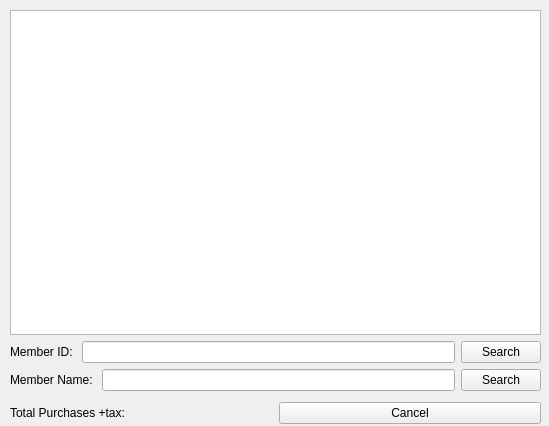
Before: the Qt Designer form memberpurchases.ui in P4TOO/BulkClub-System, drawn with Qt 5.
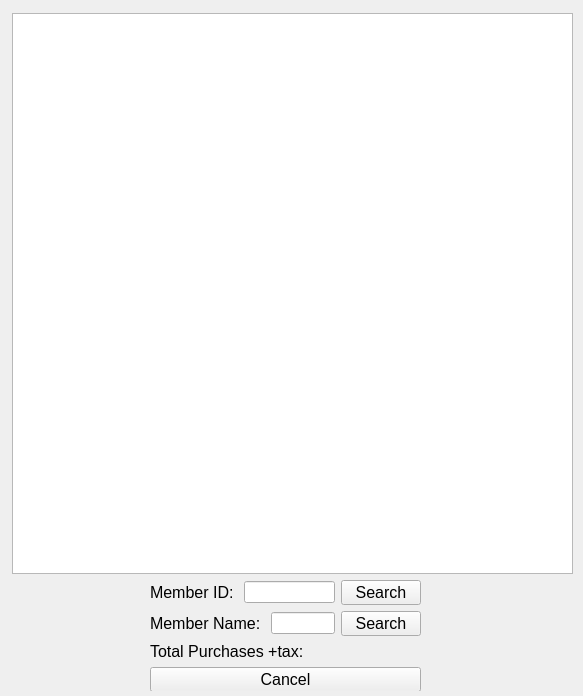
After: the same form once the commit is applied.

Commit message: added total inventory list and modified member purchases ui

Patch:
```diff
--- a/memberpurchases.ui
+++ b/memberpurchases.ui
@@ -6,32 +6,42 @@
    <rect>
     <x>0</x>
     <y>0</y>
-    <width>549</width>
-    <height>426</height>
+    <width>583</width>
+    <height>696</height>
    </rect>
   </property>
   <property name="windowTitle">
    <string>Form</string>
   </property>
-  <widget class="QWidget" name="layoutWidget">
+  <widget class="QTableView" name="tableView">
    <property name="geometry">
     <rect>
-     <x>10</x>
-     <y>10</y>
-     <width>531</width>
-     <height>381</height>
+     <x>12</x>
+     <y>13</y>
+     <width>561</width>
+     <height>561</height>
     </rect>
    </property>
-   <layout class="QVBoxLayout" name="verticalLayout_2">
-    <item>
+  </widget>
+  <widget class="QWidget" name="">
+   <property name="geometry">
+    <rect>
+     <x>150</x>
+     <y>580</y>
+     <width>271</width>
+     <height>111</height>
+    </rect>
+   </property>
      <layout class="QVBoxLayout" name="verticalLayout">
-      <item>
-       <widget class="QTableView" name="tableView"/>
-      </item>
       <item>
        <layout class="QHBoxLayout" name="horizontalLayout">
         <item>
          <widget class="QLabel" name="memberidlabel">
+        <property name="font">
+         <font>
+          <pointsize>12</pointsize>
+         </font>
+        </property>
           <property name="text">
            <string>Member ID: </string>
           </property>
@@ -42,12 +52,15 @@
         </item>
         <item>
          <widget class="QPushButton" name="idSearchButton">
+        <property name="font">
+         <font>
+          <pointsize>12</pointsize>
+         </font>
+        </property>
           <property name="text">
            <string>Search</string>
           </property>
          </widget>
-        </item>
-       </layout>
       </item>
      </layout>
     </item>
@@ -55,6 +68,11 @@
      <layout class="QHBoxLayout" name="horizontalLayout_2">
       <item>
        <widget class="QLabel" name="label_2">
+        <property name="font">
+         <font>
+          <pointsize>12</pointsize>
+         </font>
+        </property>
         <property name="text">
          <string>Member Name: </string>
         </property>
@@ -65,6 +83,11 @@
       </item>
       <item>
        <widget class="QPushButton" name="nameSearchButton">
+        <property name="font">
+         <font>
+          <pointsize>12</pointsize>
+         </font>
+        </property>
         <property name="text">
          <string>Search</string>
         </property>
@@ -72,27 +95,33 @@
       </item>
      </layout>
     </item>
-   </layout>
-  </widget>
-  <widget class="QWidget" name="">
-   <property name="geometry">
-    <rect>
-     <x>10</x>
-     <y>400</y>
-     <width>531</width>
-     <height>26</height>
-    </rect>
-   </property>
+    <item>
+     <layout class="QHBoxLayout" name="horizontalLayout_4">
+      <item>
    <layout class="QHBoxLayout" name="horizontalLayout_3">
     <item>
      <widget class="QLabel" name="totalLabel">
+          <property name="font">
+           <font>
+            <pointsize>12</pointsize>
+           </font>
+          </property>
       <property name="text">
        <string>Total Purchases +tax: </string>
       </property>
      </widget>
     </item>
+       </layout>
+      </item>
+     </layout>
+    </item>
     <item>
      <widget class="QPushButton" name="cancelButton">
+      <property name="font">
+       <font>
+        <pointsize>12</pointsize>
+       </font>
+      </property>
       <property name="text">
        <string>Cancel</string>
       </property>
```
Lines whose indentation alone changed are shown as unchanged. The commit also changes 2 other files.
